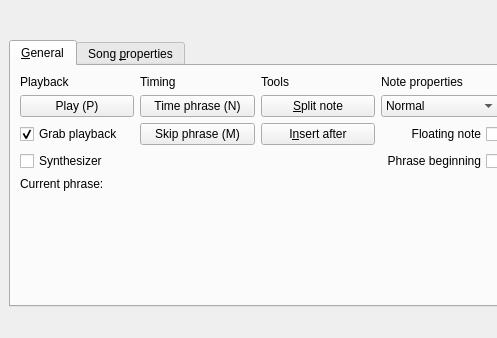
Old version of the form ui/editor.ui in the repository performous/composer; both pictures show x 0 to 497 and y 262 to 600 of the 800 by 600 pixel window.
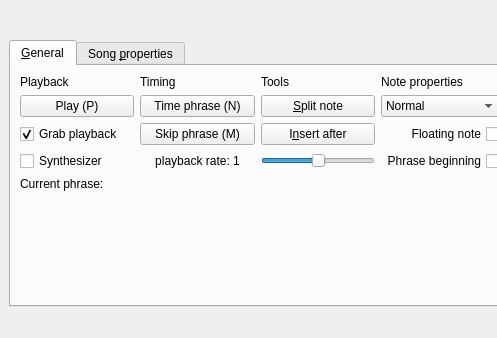
New version of the form.

Commit message: added ability to change the playback speed

```diff
--- a/ui/editor.ui
+++ b/ui/editor.ui
@@ -85,6 +85,25 @@
         <string>This tab contains playback, timing and note manipulation tools.</string>
        </attribute>
        <layout class="QGridLayout" name="gridLayout">
+        <item row="3" column="2">
+         <widget class="QSlider" name="SliderPlaybackRate">
+          <property name="sizePolicy">
+           <sizepolicy hsizetype="Minimum" vsizetype="Fixed">
+            <horstretch>0</horstretch>
+            <verstretch>0</verstretch>
+           </sizepolicy>
+          </property>
+          <property name="maximum">
+           <number>200</number>
+          </property>
+          <property name="value">
+           <number>100</number>
+          </property>
+          <property name="orientation">
+           <enum>Qt::Horizontal</enum>
+          </property>
+         </widget>
+        </item>
         <item row="0" column="0">
          <widget class="QLabel" name="lblPlayback">
           <property name="text">
@@ -198,7 +217,7 @@
           </property>
          </widget>
         </item>
-        <item row="5" column="0">
+        <item row="8" column="0">
          <spacer name="verticalSpacer">
           <property name="orientation">
            <enum>Qt::Vertical</enum>
@@ -272,6 +291,22 @@
           </property>
          </widget>
         </item>
+        <item row="3" column="1">
+         <widget class="QLabel" name="labelPlayBackRate">
+          <property name="sizePolicy">
+           <sizepolicy hsizetype="Minimum" vsizetype="Fixed">
+            <horstretch>0</horstretch>
+            <verstretch>0</verstretch>
+           </sizepolicy>
+          </property>
+          <property name="text">
+           <string>playback rate: 1</string>
+          </property>
+          <property name="alignment">
+           <set>Qt::AlignCenter</set>
+          </property>
+         </widget>
+        </item>
        </layout>
       </widget>
       <widget class="QWidget" name="tabSong">
```
Left out of the diff: 35 changed lines with no effect on the pictures. The commit also changes 2 other files.
